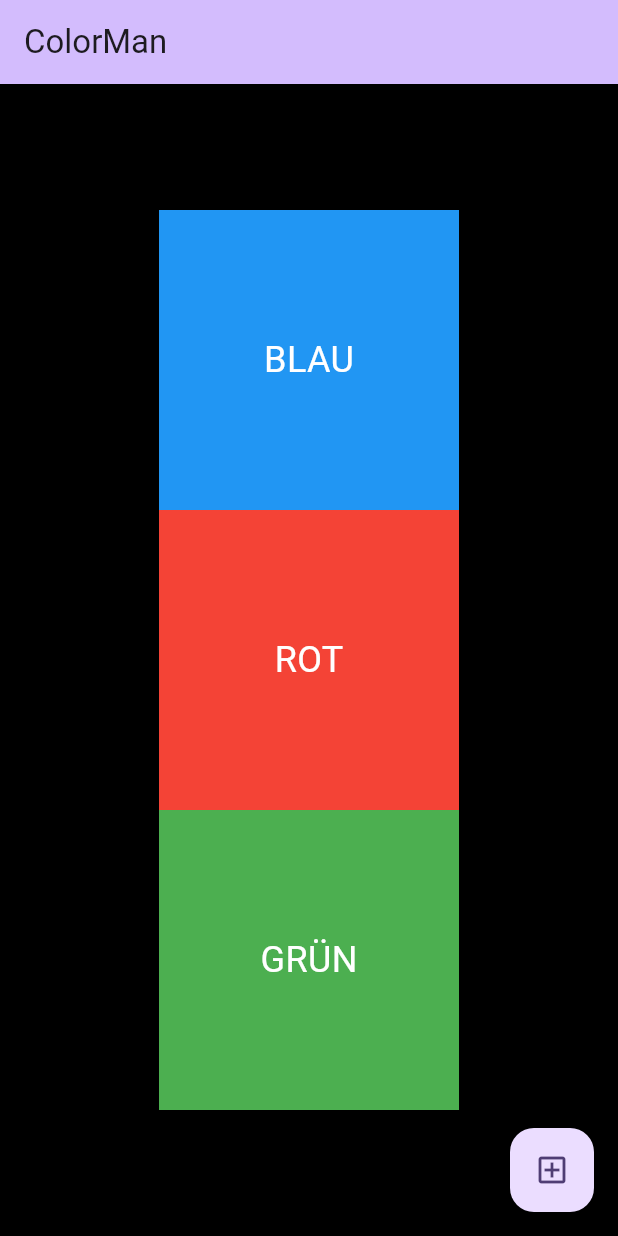
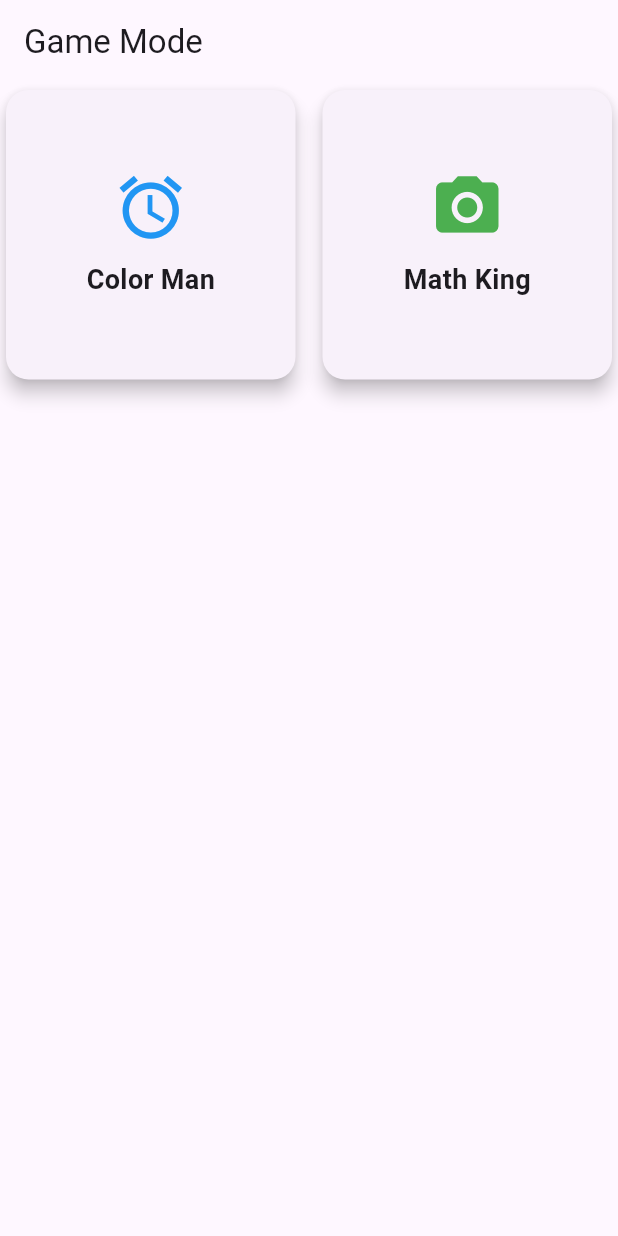
Before and after one commit to HamstyOnTour/ColorMan, a Flutter app: the screen it shows after launch, on a phone screen of 412 x 824 dp. Run offline on Flutter 3.47's test engine with Material 3 defaults, Android fonts, the light colour scheme and no system bars; our stand-ins replace confetti, flutter_tts.

Commit message:
added home screen

```diff
--- a/lib/main.dart
+++ b/lib/main.dart
@@ -1,15 +1,32 @@
-import 'package:colorman/widgets/ColoredBoxWidget.dart';
-import 'package:colorman/widgets/TextToSpeech.dart';
-import 'package:confetti/confetti.dart';
+import 'package:colorman/widgets/cards/ModeCard.dart';
+import 'package:colorman/widgets/color/ColorHomePage.dart';
 import 'package:flutter/material.dart';
-import 'dart:math';
 
 void main() {
-  runApp(const MyApp());
+  runApp(MyApp());
 }
 
 class MyApp extends StatelessWidget {
-  const MyApp({super.key});
+  @override
+  Widget build(BuildContext context) {
+    return MaterialApp(
+      home: HomePage(),
+    );
+  }
+}
+
+class HomePage extends StatefulWidget {
+  @override
+  _HomeState createState() => _HomeState();
+}
+
+class _HomeState extends State<HomePage>{
+  final List<Mode> modes = [
+    Mode('Color Man', Icons.access_alarm, Colors.blue),
+    Mode('Math King', Icons.camera_alt, Colors.green),
+  ];
+
+  int state = 0;
 
   // This widget is the root of your application.
   @override
@@ -20,135 +37,27 @@ class MyApp extends StatelessWidget {
         colorScheme: ColorScheme.fromSeed(seedColor: Colors.deepPurple),
         useMaterial3: true,
       ),
-      home: const MyHomePage(title: 'ColorMan'),
+      home: Scaffold(
+        appBar: AppBar(
+          title: Text('Game Mode'),
+        ),
+        body: GridView.builder(
+          gridDelegate: SliverGridDelegateWithFixedCrossAxisCount(
+            crossAxisCount: 2,
+            crossAxisSpacing: 10.0,
+            mainAxisSpacing: 10.0,
+          ),
+          itemCount: modes.length,
+          itemBuilder: (BuildContext context, int index) {
+            return ModeCard(mode: modes[index], onClick: () {
+              Navigator.push(
+                context,
+                MaterialPageRoute(builder: (context) => ColorHomePage(title: "Color Man")),
+              );
+            },);
+          },
+        ),
+      ),
     );
   }
 }
-
-class MyHomePage extends StatefulWidget {
-  const MyHomePage({super.key, required this.title});
-
-  // This widget is the home page of your application. It is stateful, meaning
-  // that it has a State object (defined below) that contains fields that affect
-  // how it looks.
-
-  // This class is the configuration for the state. It holds the values (in this
-  // case the title) provided by the parent (in this case the App widget) and
-  // used by the build method of the State. Fields in a Widget subclass are
-  // always marked "final".
-
-  final String title;
-
-  @override
-  State<MyHomePage> createState() => _MyHomePageState();
-}
-
-class _MyHomePageState extends State<MyHomePage> {
-  int _counter = 0;
-  TextToSpeech textToSpeech = TextToSpeech();
-  bool isConfetti = false;
-  final confettiController = ConfettiController();
-
-  void _speakText() {
-    if (isConfetti) {
-      confettiController.stop();
-    }
-    String text;
-    switch (_counter % 3) {
-      case 0:
-        text = "Blau";
-        break;
-      case 1:
-        text = "Rot";
-        break;
-      case 2:
-      default:
-        text = "Grün";
-    }
-    textToSpeech.speak(text);
-  }
-
-  void _checkSelection(int state) {
-    if (state == _counter % 3) {
-      textToSpeech.speak("RICHTIG");
-      setState(() {
-        isConfetti = true;
-        confettiController.play();
-        final random = Random();
-        int randomNumber = random.nextInt(3) + 1;
-        _counter += randomNumber;
-      });
-    } else {
-      textToSpeech.speak("Leider falsch");
-      setState(() {
-        isConfetti = false;
-        confettiController.stop();
-        final random = Random();
-        int randomNumber = random.nextInt(3) + 1;
-        _counter += randomNumber;
-      });
-    }
-  }
-
-  @override
-  void initState() {
-    super.initState();
-    confettiController.addListener(() {
-      setState(() {
-        isConfetti =
-            confettiController.state == ConfettiControllerState.playing;
-      });
-    });
-  }
-
-  @override
-  Widget build(BuildContext context) {
-    return Stack(alignment: Alignment.center, children: [
-      Scaffold(
-        backgroundColor: Colors.black,
-        appBar: AppBar(
-          backgroundColor: Theme.of(context).colorScheme.inversePrimary,
-          title: Text(widget.title),
-        ),
-        body: Center(
-          child: Column(
-            mainAxisAlignment: MainAxisAlignment.center,
-            children: <Widget>[
-              ColoredBoxWidget(
-                color: Colors.blue,
-                text: "BLAU",
-                onClick: () {
-                  _checkSelection(0);
-                },
-              ),
-              ColoredBoxWidget(
-                color: Colors.red,
-                text: "ROT",
-                onClick: () {
-                  _checkSelection(1);
-                },
-              ),
-              ColoredBoxWidget(
-                color: Colors.green,
-                text: "GRÜN",
-                onClick: () {
-                  _checkSelection(2);
-                },
-              ),
-            ],
-          ),
-        ),
-        floatingActionButton: FloatingActionButton(
-          onPressed: _speakText,
-          tooltip: 'Color',
-          child: const Icon(Icons.add_box_outlined),
-        ), // This trailing comma makes auto-formatting nicer for build methods.
-      ),
-      ConfettiWidget(
-        confettiController: confettiController,
-        shouldLoop: false,
-        blastDirectionality: BlastDirectionality.explosive,
-      )
-    ]);
-  }
-}
--- /dev/null
+++ b/lib/widgets/cards/ModeCard.dart
@@ -0,0 +1,47 @@
+import 'package:flutter/material.dart';
+
+class Mode {
+final String title;
+final IconData icon;
+final Color color;
+
+Mode(this.title, this.icon, this.color);
+}
+
+class ModeCard extends StatelessWidget {
+  final Mode mode;
+  final VoidCallback onClick;
+  const ModeCard({required this.mode, required this.onClick});
+
+  @override
+  Widget build(BuildContext context) {
+    return Card(
+      elevation: 5.0,
+      shape: RoundedRectangleBorder(
+        borderRadius: BorderRadius.circular(15.0),
+      ),
+      child: InkWell(
+        onTap: onClick,
+        borderRadius: BorderRadius.circular(15.0),
+        child: Column(
+          mainAxisAlignment: MainAxisAlignment.center,
+          children: <Widget>[
+            Icon(
+              mode.icon,
+              size: 50.0,
+              color: mode.color,
+            ),
+            SizedBox(height: 10.0),
+            Text(
+              mode.title,
+              style: TextStyle(
+                fontSize: 18.0,
+                fontWeight: FontWeight.bold,
+              ),
+            ),
+          ],
+        ),
+      ),
+    );
+  }
+}
```
Also changed, not shown: lib/widgets/color/ColorHomePage.dart (added, +130 -0 lines), lib/widgets/color/ColoredBoxWidget.dart (renamed from lib/widgets/ColoredBoxWidget.dart), lib/widgets/math/CountingWidget.dart (added).
